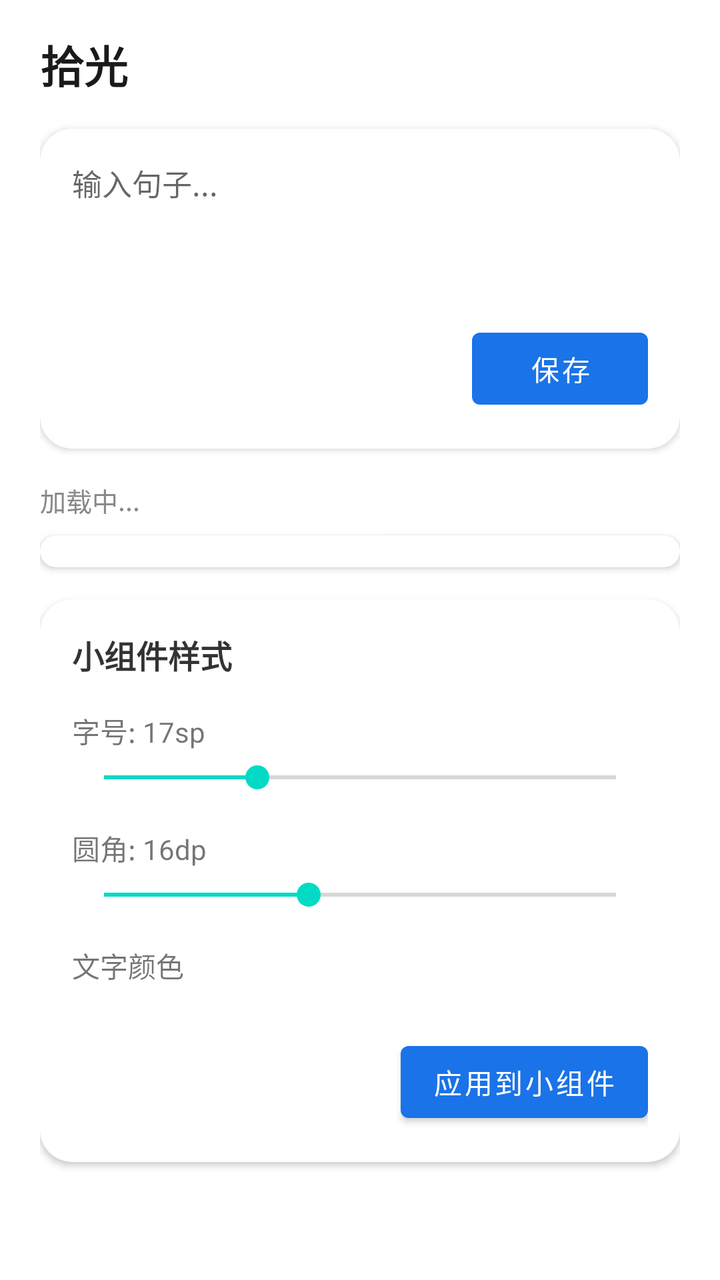
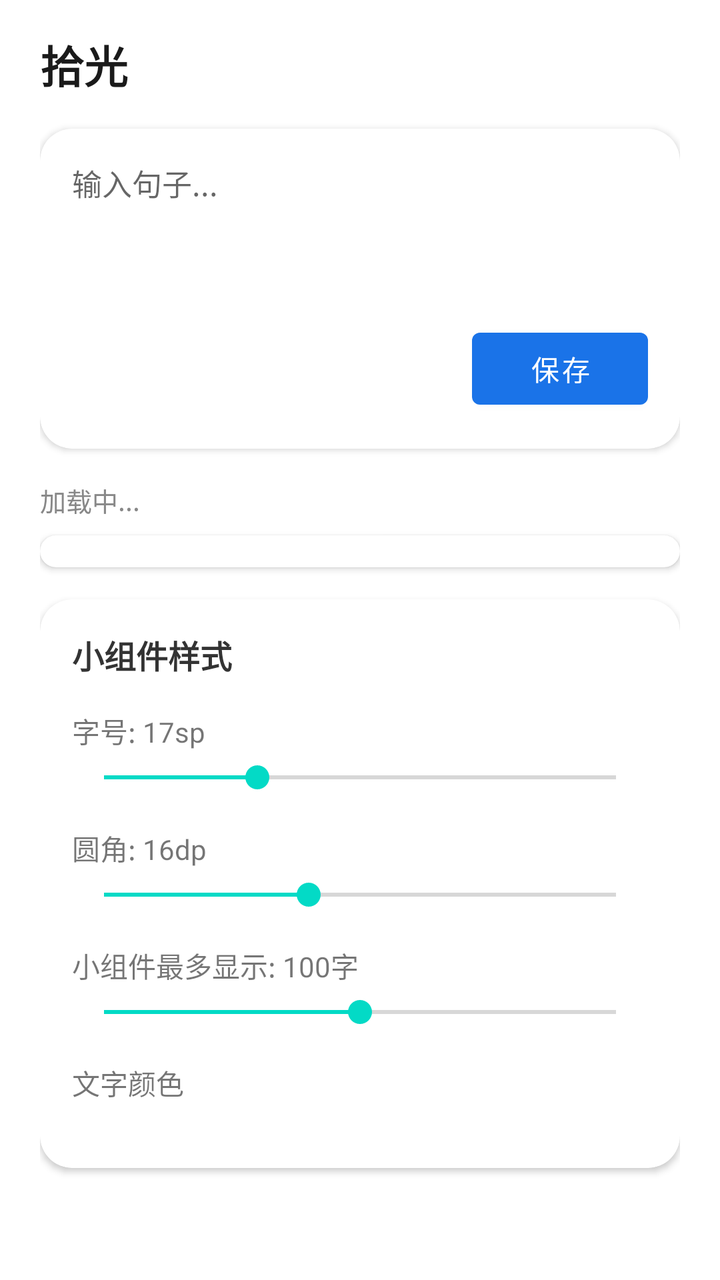

Two renders of the same Android screen: before a commit and after it. Below are the layout's source before the change and the commit's diff.
<!-- AndroidManifest.xml: application theme WidgetTheme -->
<!-- res/layout/section_quotes.xml -->
<?xml version="1.0" encoding="utf-8"?>
<LinearLayout xmlns:android="http://schemas.android.com/apk/res/android"
    xmlns:app="http://schemas.android.com/apk/res-auto"
    android:layout_width="match_parent"
    android:layout_height="wrap_content"
    android:orientation="vertical"
    android:paddingStart="20dp"
    android:paddingEnd="20dp"
    android:paddingTop="16dp"
    android:paddingBottom="24dp">

    
    <TextView
        android:layout_width="wrap_content"
        android:layout_height="wrap_content"
        android:text="拾光"
        android:textSize="22sp"
        android:textColor="#1A1A1A"
        android:textStyle="bold"
        android:layout_marginBottom="16dp" />

    
    <androidx.cardview.widget.CardView
        android:layout_width="match_parent"
        android:layout_height="wrap_content"
        android:layout_marginBottom="16dp"
        app:cardCornerRadius="16dp"
        app:cardElevation="2dp">

        <LinearLayout
            android:layout_width="match_parent"
            android:layout_height="wrap_content"
            android:orientation="vertical"
            android:padding="16dp">

            <EditText
                android:id="@+id/input_text"
                android:layout_width="match_parent"
                android:layout_height="wrap_content"
                android:hint="输入句子..."
                android:minHeight="80dp"
                android:gravity="top"
                android:textSize="15sp"
                android:background="@android:color/transparent" />

            <Button
                android:id="@+id/btn_add"
                android:layout_width="wrap_content"
                android:layout_height="wrap_content"
                android:layout_gravity="end"
                android:text="保存" />
        </LinearLayout>
    </androidx.cardview.widget.CardView>

    
    <TextView
        android:id="@+id/stats"
        android:layout_width="wrap_content"
        android:layout_height="wrap_content"
        android:text="加载中..."
        android:textSize="13sp"
        android:textColor="#888"
        android:layout_marginBottom="8dp" />

    
    <androidx.cardview.widget.CardView
        android:layout_width="match_parent"
        android:layout_height="wrap_content"
        android:layout_marginBottom="16dp"
        app:cardCornerRadius="16dp"
        app:cardElevation="2dp">

        <LinearLayout
            android:id="@+id/list_container"
            android:layout_width="match_parent"
            android:layout_height="wrap_content"
            android:orientation="vertical"
            android:divider="?android:attr/listDivider"
            android:showDividers="middle"
            android:padding="8dp" />
    </androidx.cardview.widget.CardView>

    
    <androidx.cardview.widget.CardView
        android:layout_width="match_parent"
        android:layout_height="wrap_content"
        android:layout_marginBottom="32dp"
        app:cardCornerRadius="16dp"
        app:cardElevation="2dp">

        <LinearLayout
            android:layout_width="match_parent"
            android:layout_height="wrap_content"
            android:orientation="vertical"
            android:padding="16dp">

            <TextView
                android:layout_width="wrap_content"
                android:layout_height="wrap_content"
                android:text="小组件样式"
                android:textSize="16sp"
                android:textColor="#333"
                android:textStyle="bold"
                android:layout_marginBottom="16dp" />

            <TextView
                android:id="@+id/font_size_label"
                android:layout_width="wrap_content"
                android:layout_height="wrap_content"
                android:text="字号: 17sp"
                android:textSize="14sp"
                android:layout_marginBottom="4dp" />

            <SeekBar
                android:id="@+id/font_size_seek"
                android:layout_width="match_parent"
                android:layout_height="wrap_content"
                android:max="100"
                android:progress="30"
                android:layout_marginBottom="16dp" />

            <TextView
                android:id="@+id/corner_label"
                android:layout_width="wrap_content"
                android:layout_height="wrap_content"
                android:text="圆角: 16dp"
                android:textSize="14sp"
                android:layout_marginBottom="4dp" />

            <SeekBar
                android:id="@+id/corner_seek"
                android:layout_width="match_parent"
                android:layout_height="wrap_content"
                android:max="100"
                android:progress="40"
                android:layout_marginBottom="16dp" />

            <TextView
                android:layout_width="wrap_content"
                android:layout_height="wrap_content"
                android:text="文字颜色"
                android:textSize="14sp"
                android:layout_marginBottom="8dp" />

            <LinearLayout
                android:id="@+id/color_container"
                android:layout_width="match_parent"
                android:layout_height="wrap_content"
                android:orientation="horizontal"
                android:layout_marginBottom="16dp" />

            <Button
                android:id="@+id/btn_apply_style"
                android:layout_width="wrap_content"
                android:layout_height="wrap_content"
                android:layout_gravity="end"
                android:text="应用到小组件" />
        </LinearLayout>
    </androidx.cardview.widget.CardView>
</LinearLayout>
<!-- resources referenced by this layout -->
<resources>
  <style name="WidgetTheme" parent="Theme.MaterialComponents.Light.NoActionBar">
          <item name="colorPrimary">#1A73E8</item>
          <item name="colorOnPrimary">#FFFFFF</item>
          <item name="android:statusBarColor">#E8E8E8</item>
          <item name="android:windowLightStatusBar">true</item>
      </style>
</resources>

<!-- the commit's change to res/layout/section_quotes.xml (unified diff, before → after) -->
@@ -136,6 +136,22 @@
                 android:layout_marginBottom="16dp" />
 
             <TextView
+                android:id="@+id/max_chars_label"
+                android:layout_width="wrap_content"
+                android:layout_height="wrap_content"
+                android:text="小组件最多显示: 100字"
+                android:textSize="14sp"
+                android:layout_marginBottom="4dp" />
+
+            <SeekBar
+                android:id="@+id/max_chars_seek"
+                android:layout_width="match_parent"
+                android:layout_height="wrap_content"
+                android:max="100"
+                android:progress="50"
+                android:layout_marginBottom="16dp" />
+
+            <TextView
                 android:layout_width="wrap_content"
                 android:layout_height="wrap_content"
                 android:text="文字颜色"
